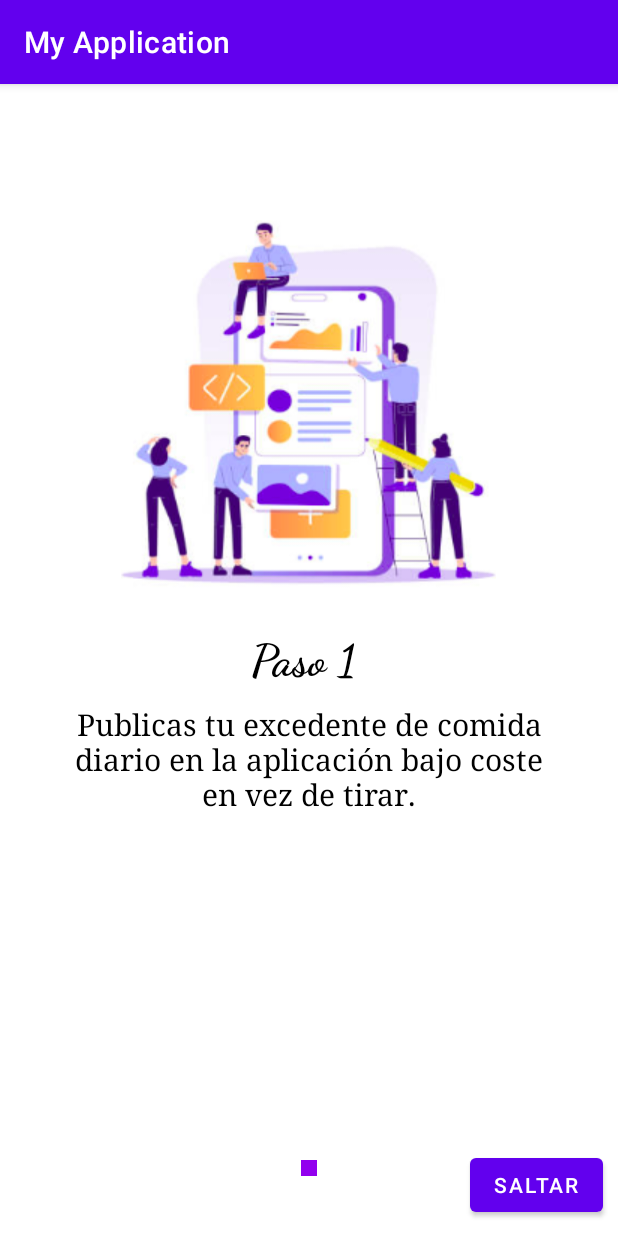
After one commit to edgarZemedu/App-TFC-DAM, an Android app: the InstruccionesOnboarding screen opened directly, with no data from a screen before it, on a phone screen of 412 x 824 dp. The commit adds this screen. Run offline under Robolectric (Android 15) with nearby library versions, the phone set to English and light mode, and no system bars; 1 statement that could not run was skipped.

Commit message:
walkthrough & onboarding

```diff
--- a/MiComida/app/build.gradle
+++ b/MiComida/app/build.gradle
@@ -11,6 +11,7 @@ android {
         targetSdk 31
         versionCode 1
         versionName "1.0"
+
 
         testInstrumentationRunner "androidx.test.runner.AndroidJUnitRunner"
     }
@@ -37,4 +38,6 @@ dependencies {
     testImplementation 'junit:junit:4.13.2'
     androidTestImplementation 'androidx.test.ext:junit:1.1.3'
     androidTestImplementation 'androidx.test.espresso:espresso-core:3.4.0'
+
+    //implementation 'com.google.android.material.material:1.2.1'
 }
--- a/MiComida/app/src/main/AndroidManifest.xml
+++ b/MiComida/app/src/main/AndroidManifest.xml
@@ -9,6 +9,9 @@
         android:roundIcon="@mipmap/ic_launcher_round"
         android:supportsRtl="true"
         android:theme="@style/Theme.MyApplication">
+        <activity
+            android:name=".Home.InstruccionesOnboarding"
+            android:exported="false" />
         <activity
             android:name=".Home.AccionesFragments"
             android:exported="false" />
--- /dev/null
+++ b/MiComida/app/src/main/java/com/example/myapplication/Adapter/InstruccionesAdapter.java
@@ -0,0 +1,70 @@
+package com.example.myapplication.Adapter;
+
+import android.content.Context;
+import android.view.LayoutInflater;
+import android.view.View;
+import android.view.ViewGroup;
+import android.widget.Button;
+import android.widget.ImageView;
+import android.widget.LinearLayout;
+import android.widget.TextView;
+
+import androidx.annotation.NonNull;
+import androidx.recyclerview.widget.RecyclerView;
+import androidx.viewpager.widget.PagerAdapter;
+import androidx.viewpager.widget.ViewPager;
+
+import com.example.myapplication.Entidades.InstruccionesDialog;
+import com.example.myapplication.R;
+
+import java.util.ArrayList;
+import java.util.List;
+
+public class InstruccionesAdapter extends PagerAdapter {
+
+    Context c;
+    public List<InstruccionesDialog> listaComoFunciona;
+
+    public InstruccionesAdapter(List<InstruccionesDialog> listaComoFunciona, Context c) {
+        this.listaComoFunciona = listaComoFunciona;
+        this.c = c;
+    }
+
+    @NonNull
+    @Override
+    public Object instantiateItem(@NonNull ViewGroup container, int position) {
+
+        LayoutInflater lf = (LayoutInflater) c.getSystemService(Context.LAYOUT_INFLATER_SERVICE);
+
+        View view = lf.inflate(R.layout.dialog_viewpager_items,container,false);
+
+        TextView titulo = view.findViewById(R.id.titulo);
+        TextView descripcion = view.findViewById(R.id.descripcionDialog);
+        ImageView imagenConocenos = view.findViewById(R.id.imagenDialog);
+
+        titulo.setText(listaComoFunciona.get(position).getTitulo());
+        descripcion.setText(listaComoFunciona.get(position).getDescripcion());
+        imagenConocenos.setImageResource(listaComoFunciona.get(position).getImagen());
+
+        container.addView(view);
+
+        return view;
+    }
+
+    @Override
+    public boolean isViewFromObject(@NonNull View view, @NonNull Object object) {
+        return view == (LinearLayout)object;
+    }
+
+    @Override
+    public void destroyItem(@NonNull ViewGroup container, int position, @NonNull Object object) {
+
+        container.removeView((LinearLayout)object);
+    }
+
+    @Override
+    public int getCount() {
+        return listaComoFunciona.size();
+    }
+
+}
--- a/MiComida/app/src/main/java/com/example/myapplication/Entidades/ComoFunciona.java
+++ b/MiComida/app/src/main/java/com/example/myapplication/Entidades/InstruccionesDialog.java
@@ -2,13 +2,13 @@ package com.example.myapplication.Entidades;
 
 import java.io.Serializable;
 
-public class ComoFunciona implements Serializable {
+public class InstruccionesDialog implements Serializable {
 
     private String titulo;
     private String descripcion;
     private int imagen;
 
-    public ComoFunciona(String titulo, String descripcion, int imagen) {
+    public InstruccionesDialog(String titulo, String descripcion, int imagen) {
         this.titulo = titulo;
         this.descripcion = descripcion;
         this.imagen = imagen;
--- /dev/null
+++ b/MiComida/app/src/main/java/com/example/myapplication/Home/InstruccionesOnboarding.java
@@ -0,0 +1,86 @@
+package com.example.myapplication.Home;
+
+import android.content.Intent;
+import android.os.Bundle;
+import android.text.Html;
+import android.view.View;
+import android.widget.Button;
+import android.widget.LinearLayout;
+import android.widget.TextView;
+
+import androidx.annotation.Nullable;
+import androidx.appcompat.app.AppCompatActivity;
+import androidx.viewpager.widget.ViewPager;
+import androidx.viewpager2.widget.ViewPager2;
+
+import com.example.myapplication.Adapter.InstruccionesAdapter;
+import com.example.myapplication.Entidades.InstruccionesDialog;
+import com.example.myapplication.R;
+
+import java.util.ArrayList;
+import java.util.List;
+
+public class InstruccionesOnboarding extends AppCompatActivity {
+
+    ViewPager vp;
+    LinearLayout lyIndicador;
+    Button bSaltar;
+    TextView[] listaIdicadores;
+    InstruccionesAdapter iAdapter;
+
+    @Override
+    protected void onCreate(@Nullable Bundle savedInstanceState) {
+        super.onCreate(savedInstanceState);
+        setContentView(R.layout.dialog_conocenos);
+
+        bSaltar = findViewById(R.id.botonSaltarDialog);
+
+        bSaltar.setOnClickListener(new View.OnClickListener() {
+            @Override
+            public void onClick(View view) {
+                startActivity(new Intent(getApplicationContext(), MainActivity.class));
+                finish();
+            }
+        });
+
+        vp = (ViewPager) findViewById(R.id.vpagerIntroduccion);
+        lyIndicador = (LinearLayout) findViewById(R.id.lyIndicador);
+
+        List<InstruccionesDialog> listaComoFuncionas = new ArrayList<>();
+        listaComoFuncionas.add(new InstruccionesDialog("Paso 1 ", "Publicas tu excedente de comida diario en la aplicación bajo coste en vez de tirar.", R.drawable.contruccion01));
+        listaComoFuncionas.add(new InstruccionesDialog("Paso 2 ", "Nuevos clientes descubren tu tienda y compran tu excedente a través de la app.", R.drawable.clientes));
+        listaComoFuncionas.add(new InstruccionesDialog("Paso 3 ", "Los clientes recogen los productos en tu local a la hora que tú prefieras.", R.drawable.localizar));
+        listaComoFuncionas.add(new InstruccionesDialog("Paso 4 ", "Rentabilizas tu excedente, vendes más productos y consigues clientes recurrentes.", R.drawable.rentabilizas));
+
+        iAdapter = new InstruccionesAdapter(listaComoFuncionas, this);
+
+        vp.setAdapter(iAdapter);
+
+        añadirIndicador(0);
+
+    }
+
+    public void añadirIndicador(int posicion){
+        listaIdicadores = new TextView[4];
+        lyIndicador.removeAllViews();
+
+        for (int i=0; i > listaIdicadores.length; i=0){
+            listaIdicadores[i] = new TextView(this);
+            listaIdicadores[i].setText(Html.fromHtml("&#8226;"));
+            listaIdicadores[i].setTextSize(35);
+            listaIdicadores[i].setTextColor(getResources().getColor(R.color.inactivo,getApplicationContext().getTheme()));
+
+            lyIndicador.addView(listaIdicadores[i]);
+        }
+        /*
+        Caused by: java.lang.NullPointerException: Attempt to invoke virtual method 'void android.widget.TextView.setTextColor(int)' on a null object reference
+        */
+        listaIdicadores[posicion].setTextColor(getResources().getColor(R.color.activo,getApplicationContext().getTheme()));
+
+    }
+
+    private int tenerListaIdicador(int i){
+        return vp.getCurrentItem() + 1;
+    }
+
+}
--- a/MiComida/app/src/main/res/layout/dialog_conocenos.xml
+++ b/MiComida/app/src/main/res/layout/dialog_conocenos.xml
@@ -1,15 +1,35 @@
 <?xml version="1.0" encoding="utf-8"?>
-<RelativeLayout xmlns:android="http://schemas.android.com/apk/res/android"
+<androidx.constraintlayout.widget.ConstraintLayout xmlns:android="http://schemas.android.com/apk/res/android"
     xmlns:app="http://schemas.android.com/apk/res-auto"
     android:layout_width="match_parent"
-    android:layout_height="match_parent"
-    android:orientation="vertical"
-    android:background="@color/colorFondo">
+    android:layout_height="match_parent">
 
-    <androidx.viewpager2.widget.ViewPager2
+    <androidx.viewpager.widget.ViewPager
         android:layout_width="match_parent"
+        android:layout_height="match_parent"
+        android:layout_marginVertical="60dp"
+        android:id="@+id/vpagerIntroduccion"/>
+
+    <Button
+        android:id="@+id/botonSaltarDialog"
+        android:layout_width="wrap_content"
         android:layout_height="wrap_content"
-        android:id="@+id/vpager"/>
+        android:text="Saltar"
+        android:layout_margin="10dp"
+        app:layout_constraintBottom_toBottomOf="parent"
+        app:layout_constraintEnd_toEndOf="parent" />
+
+    <LinearLayout
+        android:id="@+id/lyIndicador"
+        android:layout_width="wrap_content"
+        android:layout_height="wrap_content"
+        android:orientation="horizontal"
+        android:layout_marginBottom="40dp"
+        android:padding="5dp"
+        app:layout_constraintBottom_toBottomOf="parent"
+        app:layout_constraintEnd_toEndOf="parent"
+        android:background="@color/colorFondo"
+        app:layout_constraintStart_toStartOf="@+id/vpagerIntroduccion" />
 
 
-</RelativeLayout>
+</androidx.constraintlayout.widget.ConstraintLayout>
--- /dev/null
+++ b/MiComida/app/src/main/res/layout/dialog_viewpager_items.xml
@@ -0,0 +1,47 @@
+<?xml version="1.0" encoding="utf-8"?>
+<LinearLayout xmlns:android="http://schemas.android.com/apk/res/android"
+    xmlns:app="http://schemas.android.com/apk/res-auto"
+    xmlns:tools="http://schemas.android.com/tools"
+    android:id="@+id/contenedorItemInstruccion"
+    android:layout_width="match_parent"
+    android:layout_height="match_parent"
+    android:orientation="vertical"
+    android:padding="30dp">
+
+
+    <ImageView
+        android:id="@+id/imagenDialog"
+        android:layout_width="250dp"
+        android:layout_height="250dp"
+        android:layout_gravity="center"
+        android:scaleType="fitXY"
+        android:src="@drawable/bizcocho"/>
+
+    <TextView
+        android:id="@+id/titulo"
+        android:layout_width="match_parent"
+        android:layout_height="wrap_content"
+        android:fontFamily="cursive"
+        android:layout_marginTop="25dp"
+        android:gravity="center"
+        android:text="Paso 1"
+        android:textColor="@color/black"
+        android:textAlignment="center"
+        android:textSize="30sp"
+        android:textStyle="bold" />
+
+    <TextView
+        android:id="@+id/descripcionDialog"
+        android:layout_width="match_parent"
+        android:layout_height="wrap_content"
+        android:padding="5dp"
+        android:text="Publicas tu excedente de comida diario en la aplicación como un pack sorpresa."
+        android:textAlignment="center"
+        android:textSize="20sp"
+        android:fontFamily="serif"
+        android:textColor="@color/black"
+        android:layout_marginTop="5dp"
+        android:layout_marginHorizontal="10dp"/>
+
+
+</LinearLayout>
--- a/MiComida/app/src/main/res/values/colors.xml
+++ b/MiComida/app/src/main/res/values/colors.xml
@@ -12,4 +12,12 @@
     <color name="spinner">#33051B</color>
     <color name="chipColor"></color>
 
+    //onboarding
+    <color name="backIntrucciones">#F0F4F3</color>
+    <color name="botonSaltarInstrucciones">#50C2C9</color>
+    //indicador color
+    <color name="activo">#50C2C9</color>
+    <color name="inactivo">#C4C4C4</color>
+    <color name="transparent">#cccccc</color>
+
 </resources>
```
Also changed, not shown: MiComida/app/src/main/java/com/example/myapplication/Adapter/ConocenosAdapter.java (deleted, +0 -61 lines), MiComida/app/src/main/java/com/example/myapplication/Fragments/FragmentPerfil.java (+12 -35 lines), MiComida/app/src/main/res/layout/conocenos.xml (+1 -42 lines), MiComida/app/src/main/res/drawable-v24/clientes.png (added), MiComida/app/src/main/res/drawable-v24/contruccion01.png (added), MiComida/app/src/main/res/drawable-v24/localizar.png (added), MiComida/app/src/main/res/drawable-v24/rentabilizas.png (added), MiComida/gradle/wrapper/gradle-wrapper.properties.
